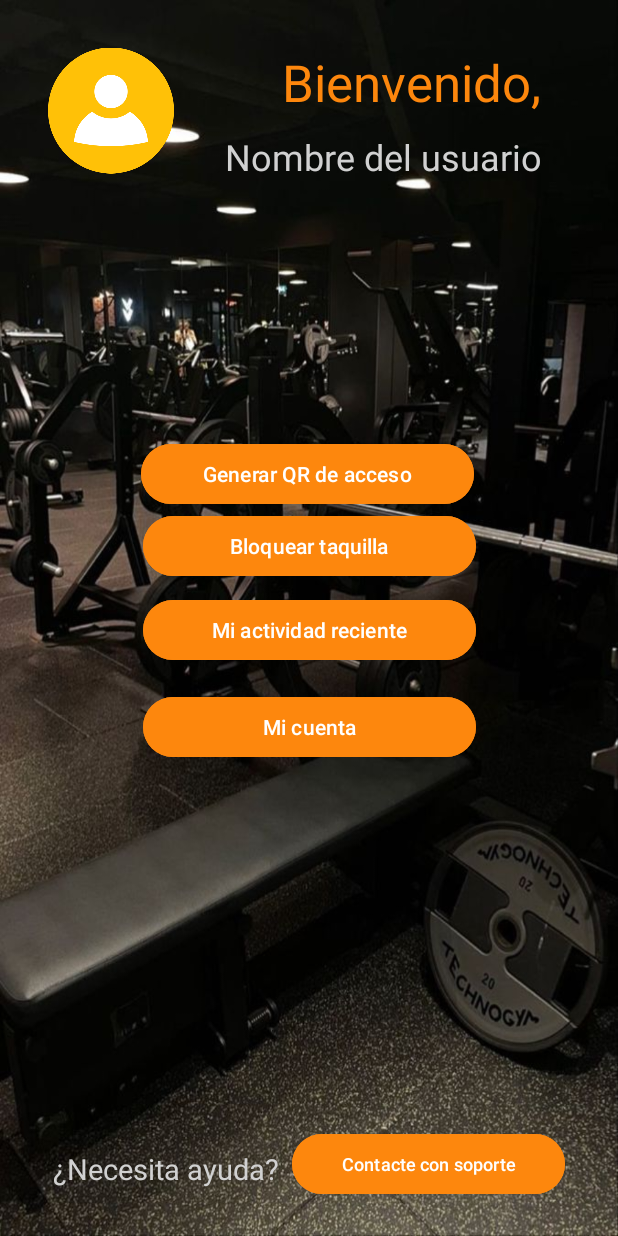
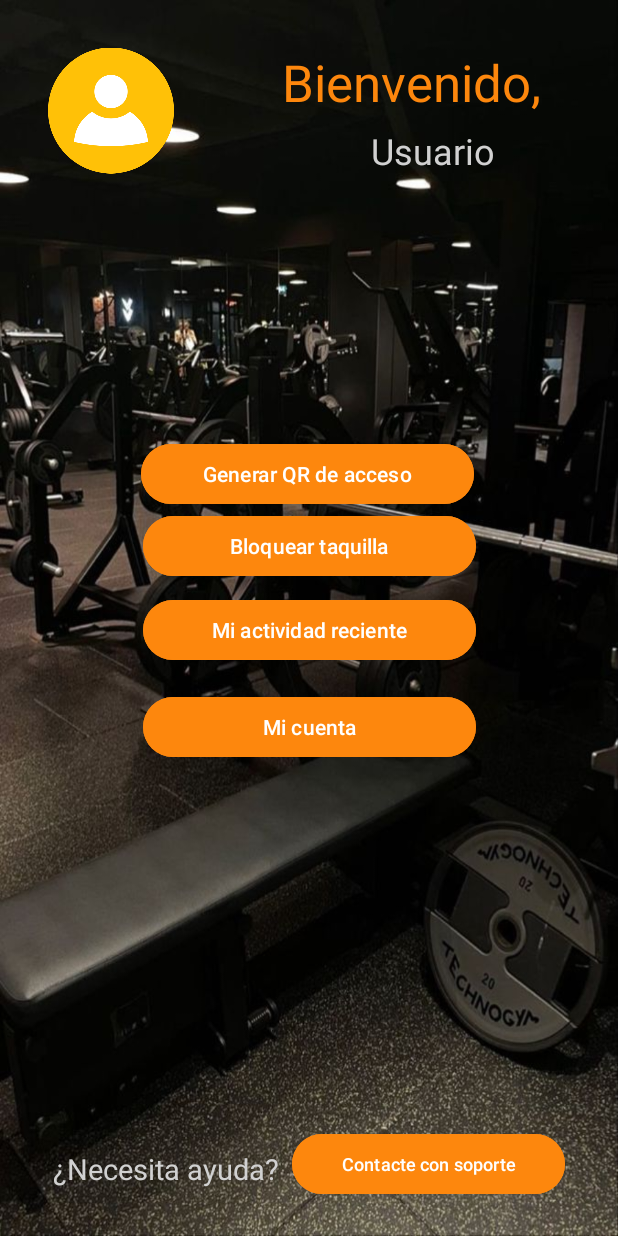
Before and after one commit to AdriiRo/AppGimnasio, an Android app: the LoginActivity screen opened directly, with no data from a screen before it, after a tap on "Iniciar sesión", on a phone screen of 412 x 824 dp. Run offline under Robolectric (Android 15) with nearby library versions, the phone set to English and light mode, and no system bars.

Commit message:
Modificación para compartir el nombre de usuario de la LoginActivity hacia la MainActivity

```diff
--- a/app/src/main/java/es/etg/dam/pmdmARO/gym/LoginActivity.kt
+++ b/app/src/main/java/es/etg/dam/pmdmARO/gym/LoginActivity.kt
@@ -4,18 +4,25 @@ import android.os.Bundle
 import androidx.appcompat.app.AppCompatActivity
 import android.content.Intent
 import android.widget.Button
+import android.widget.EditText
 
 class LoginActivity : AppCompatActivity() {
 
     override fun onCreate(savedInstanceState: Bundle?) {
         super.onCreate(savedInstanceState)
-        setContentView(R.layout.activity_login) // Cambia a tu layout actual si es diferente
+        setContentView(R.layout.activity_login)
 
-        // Configura el botón "Iniciar sesión" para que navegue a MainActivity
+        val usernameEditText = findViewById<EditText>(R.id.editTextText)
         val iniciarSesionButton = findViewById<Button>(R.id.button6)
+
+        // Configura el botón de Iniciar Sesión para que navegue a MainActivity
         iniciarSesionButton.setOnClickListener {
-            // Crea un Intent para abrir MainActivity
+            // Obtener el nombre del usuario
+            val username = usernameEditText.text.toString()
+
+            // Crea un Intent para abrir MainActivity y pasa el nombre de usuario
             val intent = Intent(this, MainActivity::class.java)
+            intent.putExtra("USERNAME_KEY", username)
             startActivity(intent)
         }
     }
--- a/app/src/main/java/es/etg/dam/pmdmARO/gym/MainActivity.kt
+++ b/app/src/main/java/es/etg/dam/pmdmARO/gym/MainActivity.kt
@@ -4,12 +4,20 @@ import android.content.Intent
 import android.os.Bundle
 import androidx.appcompat.app.AppCompatActivity
 import android.widget.Button
+import android.widget.TextView
 
 class MainActivity : AppCompatActivity() {
 
     override fun onCreate(savedInstanceState: Bundle?) {
         super.onCreate(savedInstanceState)
         setContentView(R.layout.activity_main) // Asegúrate de que sea el layout correcto
+
+        // Obtener el nombre de usuario desde el Intent
+        val userNameTextView = findViewById<TextView>(R.id.textView2)
+        val username = intent.getStringExtra("USERNAME_KEY")
+        if (username != null) {
+            userNameTextView.text = username
+        }
 
         // Configuración del botón "Mi cuenta"
         val miCuentaButton = findViewById<Button>(R.id.button4)
--- a/app/src/main/res/layout/activity_main.xml
+++ b/app/src/main/res/layout/activity_main.xml
@@ -34,11 +34,13 @@
         android:id="@+id/textView2"
         android:layout_width="wrap_content"
         android:layout_height="wrap_content"
-        android:layout_marginStart="150dp"
-        android:layout_marginTop="88dp"
+        android:layout_marginTop="84dp"
         android:text="Nombre del usuario"
+        android:textAlignment="center"
         android:textColor="#D1D1D1"
         android:textSize="24sp"
+        app:layout_constraintEnd_toEndOf="parent"
+        app:layout_constraintHorizontal_bias="0.751"
         app:layout_constraintStart_toStartOf="parent"
         app:layout_constraintTop_toTopOf="parent" />
 
```
